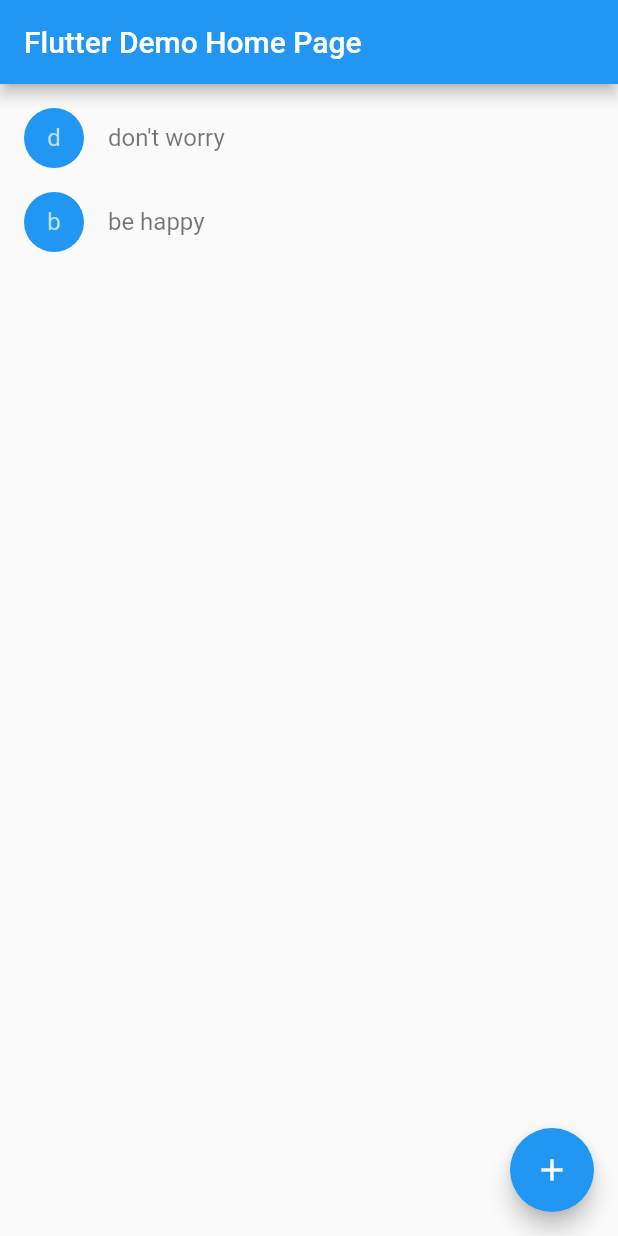
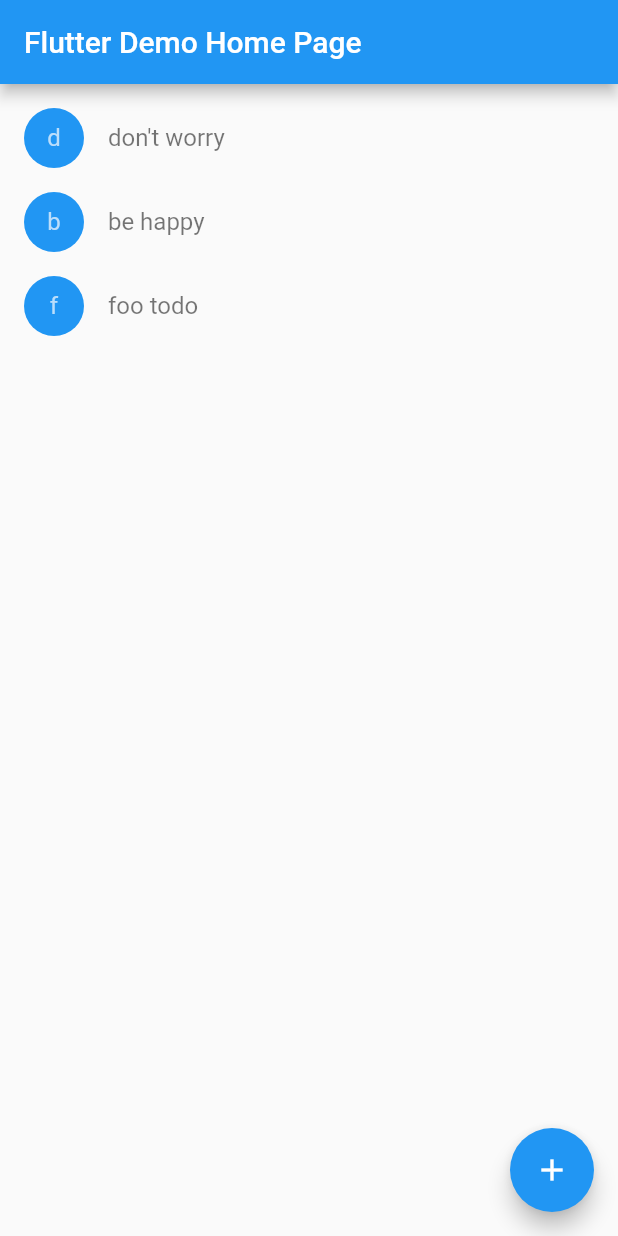
Before and after one commit to TMistui/flutter-todo-app, a Flutter app: the screen it shows after launch, after a tap on the "add" icon, on a phone screen of 412 x 824 dp. Run offline on Flutter 3.47's test engine with Material 2 defaults, Android fonts, the phone set to English and light mode, and no system bars.

Commit message:
Implement logical 'addTodo'
Need a creation dialog of some sort to get the new
  text for a new Todo

```diff
--- a/lib/main.dart
+++ b/lib/main.dart
@@ -35,7 +35,7 @@ class _MyHomePageState extends State<MyHomePage> {
   ];
 
   void _createNewTodo() {
-    //setState(() => _elements.insert(0, new Todo(text: "foo todo")));
+    setState(() => _elements.add(new Todo(text: "foo todo")));
   }
 
   @override
--- a/lib/todo_list.dart
+++ b/lib/todo_list.dart
@@ -41,7 +41,7 @@ class _TodoListState extends State<TodoList> {
             final todo = widget.todoElements[position];
             return new TodoListItem(
               todo: todo,
-              isChecked: _todoStates[todo],
+              isChecked: _todoStates[todo] ?? false,
               onTodoClick: _toggleTodoState,
             );
           },
```
